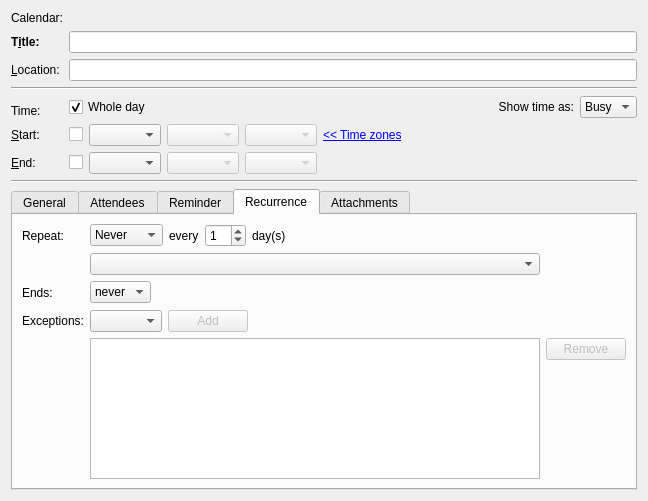
The window that incidenceeditors/incidenceeditor-ng/eventortododesktop.ui (chusopr/kdepim-ktimetracker-akonadi) describes before a commit, drawn with Qt 5.
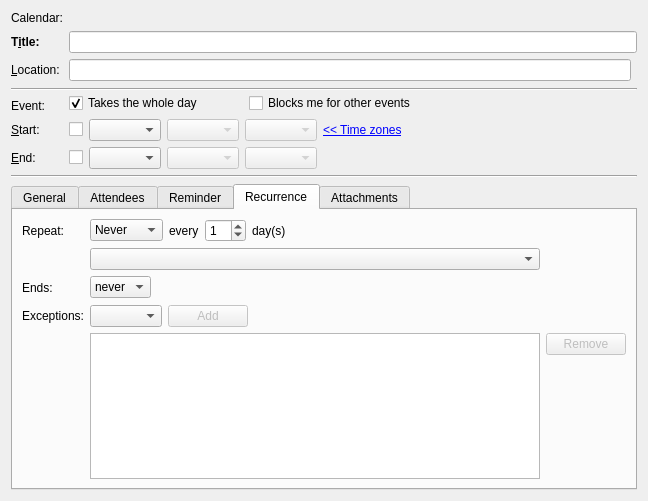
The same window after the commit. The open tabs and pages were chosen to show the change. Custom widgets are drawn as their Qt base class.

Commit message: Some small ui changes wrt whole day and free/busy

The edit to the form file:
```diff
--- a/incidenceeditors/incidenceeditor-ng/eventortododesktop.ui
+++ b/incidenceeditors/incidenceeditor-ng/eventortododesktop.ui
@@ -13,7 +13,7 @@
   <property name="windowTitle">
    <string>Form</string>
   </property>
-  <layout class="QGridLayout" name="gridLayout_12">
+  <layout class="QGridLayout" name="gridLayout_9">
    <item row="0" column="0">
     <widget class="QLabel" name="label">
      <property name="sizePolicy">
@@ -27,7 +27,7 @@
      </property>
     </widget>
    </item>
-   <item row="0" column="1">
+   <item row="0" column="1" colspan="2">
     <widget class="QWidget" name="mCalSelectorPlaceHolder" native="true"/>
    </item>
    <item row="1" column="0">
@@ -58,7 +58,7 @@
      </property>
     </widget>
    </item>
-   <item row="1" column="1">
+   <item row="1" column="1" colspan="2">
     <widget class="KLineEdit" name="mSummaryEdit">
      <property name="sizePolicy">
       <sizepolicy hsizetype="MinimumExpanding" vsizetype="Fixed">
@@ -106,27 +106,14 @@
      </property>
     </widget>
    </item>
-   <item row="3" column="0" colspan="2">
+   <item row="3" column="0" rowspan="2" colspan="3">
     <widget class="Line" name="line">
      <property name="orientation">
       <enum>Qt::Horizontal</enum>
      </property>
     </widget>
    </item>
-   <item row="6" column="0">
-    <widget class="QLabel" name="label_8">
-     <property name="sizePolicy">
-      <sizepolicy hsizetype="Fixed" vsizetype="Fixed">
-       <horstretch>0</horstretch>
-       <verstretch>0</verstretch>
-      </sizepolicy>
-     </property>
-     <property name="text">
-      <string>Time:</string>
-     </property>
-    </widget>
-   </item>
-   <item row="5" column="1" rowspan="2">
+   <item row="4" column="1" rowspan="2">
     <layout class="QHBoxLayout" name="horizontalLayout_5">
      <item>
       <widget class="QCheckBox" name="mWholeDayCheck">
@@ -140,7 +127,7 @@
         <string>Set if this to-do's start and due dates have times associated with them.</string>
        </property>
        <property name="text">
-        <string>Whole day</string>
+        <string>Takes the whole day</string>
        </property>
        <property name="checked">
         <bool>true</bool>
@@ -153,58 +140,26 @@
         <enum>Qt::Horizontal</enum>
        </property>
        <property name="sizeType">
-        <enum>QSizePolicy::MinimumExpanding</enum>
+        <enum>QSizePolicy::Fixed</enum>
        </property>
        <property name="sizeHint" stdset="0">
         <size>
-         <width>30</width>
+         <width>40</width>
          <height>20</height>
         </size>
        </property>
       </spacer>
      </item>
      <item>
-      <widget class="QLabel" name="mFreeBusyLabel">
-       <property name="sizePolicy">
-        <sizepolicy hsizetype="Fixed" vsizetype="Fixed">
-         <horstretch>0</horstretch>
-         <verstretch>0</verstretch>
-        </sizepolicy>
-       </property>
+      <widget class="QCheckBox" name="mFreeBusyCheck">
        <property name="text">
-        <string>Show time as:</string>
+        <string>Blocks me for other events</string>
        </property>
-       <property name="alignment">
-        <set>Qt::AlignRight|Qt::AlignTrailing|Qt::AlignVCenter</set>
-       </property>
-      </widget>
-     </item>
-     <item>
-      <widget class="QComboBox" name="mFreeBusyCombo">
-       <property name="sizePolicy">
-        <sizepolicy hsizetype="Fixed" vsizetype="Fixed">
-         <horstretch>0</horstretch>
-         <verstretch>0</verstretch>
-        </sizepolicy>
-       </property>
-       <property name="toolTip">
-        <string extracomment="@info:tooltip">Set this event as Busy or Free time</string>
-       </property>
-       <item>
-        <property name="text">
-         <string extracomment="@item:inlistbox show event as busy time">Busy</string>
-        </property>
-       </item>
-       <item>
-        <property name="text">
-         <string extracomment="@item:inlistbox show event as free time">Free</string>
-        </property>
-       </item>
       </widget>
      </item>
     </layout>
    </item>
-   <item row="7" column="0">
+   <item row="6" column="0">
     <widget class="QLabel" name="mStartLabel">
      <property name="sizePolicy">
       <sizepolicy hsizetype="Fixed" vsizetype="Preferred">
@@ -220,7 +175,7 @@
      </property>
     </widget>
    </item>
-   <item row="7" column="1">
+   <item row="6" column="1" colspan="2">
     <layout class="QHBoxLayout" name="horizontalLayout_2">
      <item>
       <widget class="QCheckBox" name="mStartCheck">
@@ -316,7 +271,7 @@
      </item>
     </layout>
    </item>
-   <item row="8" column="0">
+   <item row="7" column="0">
     <widget class="QLabel" name="mEndLabel">
      <property name="sizePolicy">
       <sizepolicy hsizetype="Fixed" vsizetype="Preferred">
@@ -332,7 +287,7 @@
      </property>
     </widget>
    </item>
-   <item row="8" column="1">
+   <item row="7" column="1" colspan="2">
     <layout class="QHBoxLayout" name="horizontalLayout_4">
      <item>
       <widget class="QCheckBox" name="mEndCheck">
@@ -401,17 +356,17 @@
      </item>
     </layout>
    </item>
-   <item row="9" column="0" colspan="2">
+   <item row="8" column="0" colspan="3">
     <widget class="Line" name="line_2">
      <property name="orientation">
       <enum>Qt::Horizontal</enum>
      </property>
     </widget>
    </item>
-   <item row="10" column="0" colspan="2">
+   <item row="9" column="0" colspan="3">
     <widget class="QTabWidget" name="tabWidget_2">
      <property name="currentIndex">
-      <number>0</number>
+      <number>3</number>
      </property>
      <widget class="QWidget" name="tab_4">
       <attribute name="title">
@@ -763,7 +718,7 @@
        <item row="0" column="1">
         <layout class="QHBoxLayout" name="horizontalLayout_9">
          <item>
-          <widget class="KComboBox" name="mTypeCombo">
+          <widget class="KComboBox" name="mRecurrenceTypeCombo">
            <property name="sizePolicy">
             <sizepolicy hsizetype="Fixed" vsizetype="Fixed">
              <horstretch>0</horstretch>
@@ -1242,6 +1197,19 @@
      </widget>
     </widget>
    </item>
+   <item row="5" column="0">
+    <widget class="QLabel" name="label_8">
+     <property name="sizePolicy">
+      <sizepolicy hsizetype="Fixed" vsizetype="Preferred">
+       <horstretch>0</horstretch>
+       <verstretch>0</verstretch>
+      </sizepolicy>
+     </property>
+     <property name="text">
+      <string>Event:</string>
+     </property>
+    </widget>
+   </item>
   </layout>
  </widget>
  <customwidgets>
```
Left out of the diff: 2 changed lines with no effect on the pictures. The commit also changes 2 other files.
